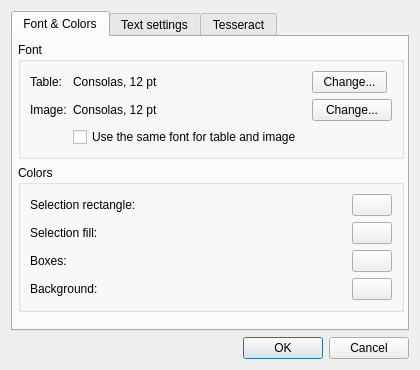
Above: src/SettingsDialog.ui from zdenop/qt-box-editor before the change. Below: the same form after it.
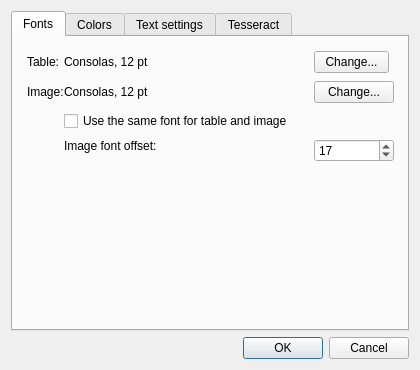
That is the form after the change.

Commit message: add image font offset and color to settings

```diff
--- a/src/SettingsDialog.ui
+++ b/src/SettingsDialog.ui
@@ -50,44 +50,36 @@
        </property>
        <widget class="QWidget" name="fontAndColorsSett">
         <attribute name="title">
-         <string>Font &amp;&amp; Colors</string>
+         <string>Fonts</string>
         </attribute>
         <widget class="QWidget" name="layoutWidget_1">
          <property name="geometry">
           <rect>
            <x>5</x>
            <y>5</y>
-           <width>386</width>
-           <height>335</height>
+           <width>385</width>
+           <height>281</height>
           </rect>
          </property>
          <layout class="QVBoxLayout" name="fontAndColorsLayout">
           <item>
-           <widget class="QGroupBox" name="fontGroupBox">
-            <property name="title">
-             <string>Font</string>
+           <widget class="QFrame" name="fontFrame">
+            <property name="frameShadow">
+             <enum>QFrame::Sunken</enum>
             </property>
-            <layout class="QGridLayout" name="gridLayout_1">
-             <item row="0" column="1">
-              <widget class="QLabel" name="fontLabel">
-               <property name="text">
-                <string>Consolas, 12 pt</string>
-               </property>
-              </widget>
-             </item>
-             <item row="0" column="3">
-              <widget class="QPushButton" name="fontButton">
-               <property name="maximumSize">
-                <size>
-                 <width>75</width>
-                 <height>26</height>
-                </size>
-               </property>
-               <property name="text">
-                <string>Change...</string>
-               </property>
-              </widget>
-             </item>
+            <property name="lineWidth">
+             <number>8</number>
+            </property>
+            <property name="midLineWidth">
+             <number>6</number>
+            </property>
+            <layout class="QGridLayout" name="gridLayout_2">
+             <property name="horizontalSpacing">
+              <number>0</number>
+             </property>
+             <property name="verticalSpacing">
+              <number>8</number>
+             </property>
              <item row="0" column="2">
               <spacer name="horizontalSpacer_7">
                <property name="orientation">
@@ -101,13 +93,6 @@
                </property>
               </spacer>
              </item>
-             <item row="1" column="1">
-              <widget class="QLabel" name="fontImageLabel">
-               <property name="text">
-                <string>Consolas, 12 pt</string>
-               </property>
-              </widget>
-             </item>
              <item row="1" column="2">
               <spacer name="horizontalSpacer_8">
                <property name="orientation">
@@ -121,10 +106,17 @@
                </property>
               </spacer>
              </item>
-             <item row="1" column="3">
-              <widget class="QPushButton" name="fontImageButton">
+             <item row="0" column="1">
+              <widget class="QLabel" name="fontLabel">
                <property name="text">
-                <string>Change...</string>
+                <string>Consolas, 12 pt</string>
+               </property>
+              </widget>
+             </item>
+             <item row="1" column="1">
+              <widget class="QLabel" name="fontImageLabel">
+               <property name="text">
+                <string>Consolas, 12 pt</string>
                </property>
               </widget>
              </item>
@@ -142,36 +134,136 @@
                </property>
               </widget>
              </item>
-             <item row="2" column="1" colspan="2">
+             <item row="3" column="3" rowspan="2">
+              <widget class="QSpinBox" name="offsetSpinBox">
+               <property name="toolTip">
+                <string>How far should be displayed symbol from baseline.</string>
+               </property>
+               <property name="value">
+                <number>17</number>
+               </property>
+              </widget>
+             </item>
+             <item row="0" column="3">
+              <widget class="QPushButton" name="fontButton">
+               <property name="maximumSize">
+                <size>
+                 <width>75</width>
+                 <height>26</height>
+                </size>
+               </property>
+               <property name="text">
+                <string>Change...</string>
+               </property>
+              </widget>
+             </item>
+             <item row="2" column="1" colspan="3">
               <widget class="QCheckBox" name="useSameFontCB">
                <property name="text">
                 <string>Use the same font for table and image</string>
                </property>
               </widget>
              </item>
+             <item row="3" column="1">
+              <widget class="QLabel" name="offsetLabel">
+               <property name="text">
+                <string>Image font offset:</string>
+               </property>
+              </widget>
+             </item>
+             <item row="1" column="3">
+              <widget class="QPushButton" name="fontImageButton">
+               <property name="text">
+                <string>Change...</string>
+               </property>
+              </widget>
+             </item>
             </layout>
            </widget>
           </item>
           <item>
-           <widget class="QGroupBox" name="colorsGroupBox">
+           <spacer name="verticalSpacer">
+            <property name="orientation">
+             <enum>Qt::Vertical</enum>
+            </property>
+            <property name="sizeType">
+             <enum>QSizePolicy::MinimumExpanding</enum>
+            </property>
+            <property name="sizeHint" stdset="0">
+             <size>
+              <width>20</width>
+              <height>44</height>
+             </size>
+            </property>
+           </spacer>
+          </item>
+         </layout>
+        </widget>
+       </widget>
+       <widget class="QWidget" name="ColorsSett">
+        <attribute name="title">
+         <string>Colors</string>
+        </attribute>
+        <widget class="QWidget" name="layoutWidget">
+         <property name="geometry">
+          <rect>
+           <x>0</x>
+           <y>10</y>
+           <width>391</width>
+           <height>270</height>
+          </rect>
+         </property>
+         <layout class="QVBoxLayout" name="verticalLayout_5">
+          <item>
+           <widget class="QFrame" name="colorsFrame">
             <property name="sizePolicy">
              <sizepolicy hsizetype="Expanding" vsizetype="Expanding">
               <horstretch>0</horstretch>
               <verstretch>0</verstretch>
              </sizepolicy>
             </property>
-            <property name="title">
-             <string>Colors</string>
-            </property>
-            <layout class="QGridLayout" name="gridLayout_2">
+            <layout class="QGridLayout" name="gridLayout">
              <item row="0" column="0">
+              <widget class="QLabel" name="imageFontColorLabel">
+               <property name="text">
+                <string>Image font:</string>
+               </property>
+              </widget>
+             </item>
+             <item row="0" column="1">
+              <spacer name="horizontalSpacer_9">
+               <property name="orientation">
+                <enum>Qt::Horizontal</enum>
+               </property>
+               <property name="sizeHint" stdset="0">
+                <size>
+                 <width>40</width>
+                 <height>20</height>
+                </size>
+               </property>
+              </spacer>
+             </item>
+             <item row="0" column="2">
+              <widget class="QPushButton" name="imageFontColorButton">
+               <property name="maximumSize">
+                <size>
+                 <width>75</width>
+                 <height>26</height>
+                </size>
+               </property>
+               <property name="text">
+                <string/>
+               </property>
+              </widget>
+             </item>
+             <item row="1" column="0">
               <widget class="QLabel" name="colorRectLabel">
                <property name="text">
                 <string>Selection rectangle:</string>
                </property>
               </widget>
              </item>
-             <item row="0" column="1">
+             <item row="1" column="1">
               <spacer name="horizontalSpacer_2">
                <property name="orientation">
                 <enum>Qt::Horizontal</enum>
@@ -187,7 +279,7 @@
                </property>
               </spacer>
              </item>
-             <item row="0" column="2">
+             <item row="1" column="2">
               <widget class="QPushButton" name="colorRectButton">
                <property name="maximumSize">
                 <size>
@@ -200,14 +292,14 @@
                </property>
               </widget>
              </item>
-             <item row="1" column="0">
+             <item row="2" column="0">
               <widget class="QLabel" name="colorBoxLabel">
                <property name="text">
                 <string>Selection fill:</string>
                </property>
               </widget>
              </item>
-             <item row="1" column="1">
+             <item row="2" column="1">
               <spacer name="horizontalSpacer_3">
                <property name="orientation">
                 <enum>Qt::Horizontal</enum>
@@ -223,7 +315,7 @@
                </property>
               </spacer>
              </item>
-             <item row="1" column="2">
+             <item row="2" column="2">
               <widget class="QPushButton" name="rectFillColorButton">
                <property name="maximumSize">
                 <size>
@@ -236,14 +328,14 @@
                </property>
               </widget>
              </item>
-             <item row="2" column="0">
+             <item row="3" column="0">
               <widget class="QLabel" name="colorBoxLabel_2">
                <property name="text">
                 <string>Boxes:</string>
                </property>
               </widget>
              </item>
-             <item row="2" column="1">
+             <item row="3" column="1">
               <spacer name="horizontalSpacer_4">
                <property name="orientation">
                 <enum>Qt::Horizontal</enum>
@@ -259,21 +351,8 @@
                </property>
               </spacer>
              </item>
-             <item row="2" column="2">
-              <widget class="QPushButton" name="colorBoxButton">
-               <property name="maximumSize">
-                <size>
-                 <width>75</width>
-                 <height>26</height>
-                </size>
-               </property>
-               <property name="text">
-                <string/>
-               </property>
-              </widget>
-             </item>
              <item row="3" column="2">
-              <widget class="QPushButton" name="backgroundColorButton">
+              <widget class="QPushButton" name="colorBoxButton">
                <property name="maximumSize">
                 <size>
                  <width>75</width>
@@ -285,44 +364,54 @@
                </property>
               </widget>
              </item>
-             <item row="3" column="1">
-              <spacer name="horizontalSpacer_5">
-               <property name="orientation">
-                <enum>Qt::Horizontal</enum>
-               </property>
-               <property name="sizeType">
-                <enum>QSizePolicy::MinimumExpanding</enum>
-               </property>
-               <property name="sizeHint" stdset="0">
-                <size>
-                 <width>25</width>
-                 <height>12</height>
-                </size>
-               </property>
-              </spacer>
-             </item>
-             <item row="3" column="0">
+             <item row="4" column="0">
               <widget class="QLabel" name="backgroundColorLabel">
                <property name="text">
                 <string>Background:</string>
                </property>
               </widget>
              </item>
+             <item row="4" column="1">
+              <spacer name="horizontalSpacer_5">
+               <property name="orientation">
+                <enum>Qt::Horizontal</enum>
+               </property>
+               <property name="sizeType">
+                <enum>QSizePolicy::MinimumExpanding</enum>
+               </property>
+               <property name="sizeHint" stdset="0">
+                <size>
+                 <width>25</width>
+                 <height>12</height>
+                </size>
+               </property>
+              </spacer>
+             </item>
+             <item row="4" column="2">
+              <widget class="QPushButton" name="backgroundColorButton">
+               <property name="maximumSize">
+                <size>
+                 <width>75</width>
+                 <height>26</height>
+                </size>
+               </property>
+               <property name="text">
+                <string/>
+               </property>
+              </widget>
+             </item>
             </layout>
            </widget>
           </item>
           <item>
-           <spacer name="verticalSpacer">
+           <spacer name="verticalSpacer_2">
             <property name="orientation">
              <enum>Qt::Vertical</enum>
             </property>
-            <property name="sizeType">
-             <enum>QSizePolicy::MinimumExpanding</enum>
-            </property>
             <property name="sizeHint" stdset="0">
              <size>
               <width>20</width>
-              <height>53</height>
+              <height>88</height>
              </size>
             </property>
            </spacer>
```
Left out of the diff: 55 changed lines with no effect on the pictures. The commit also changes 4 other files.
